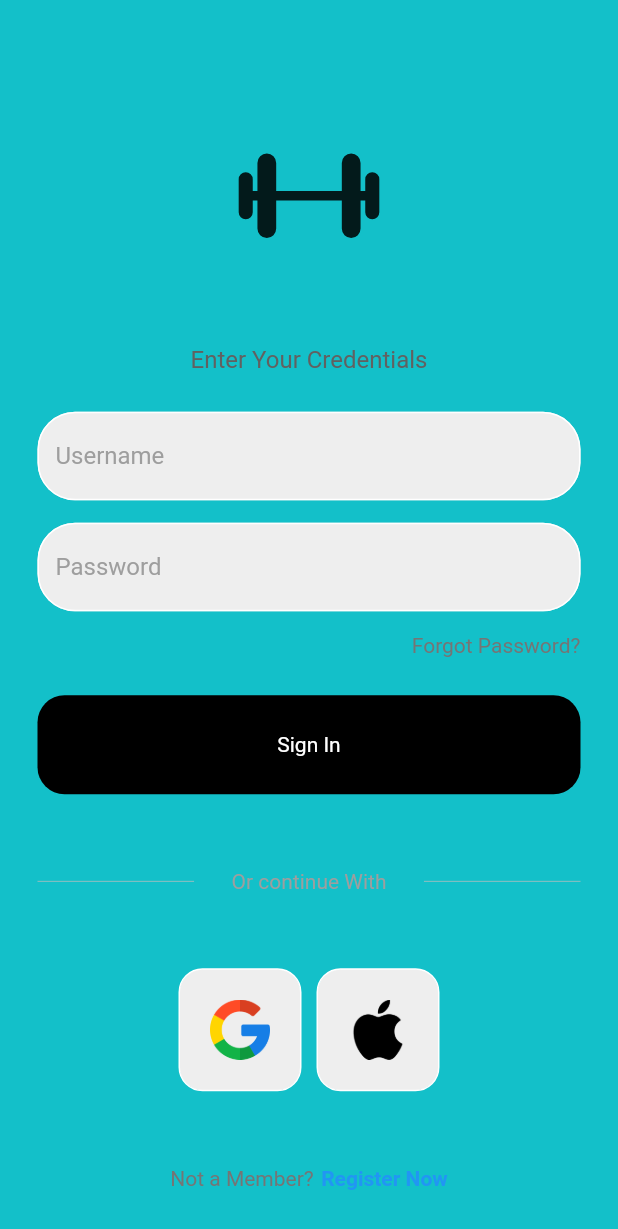
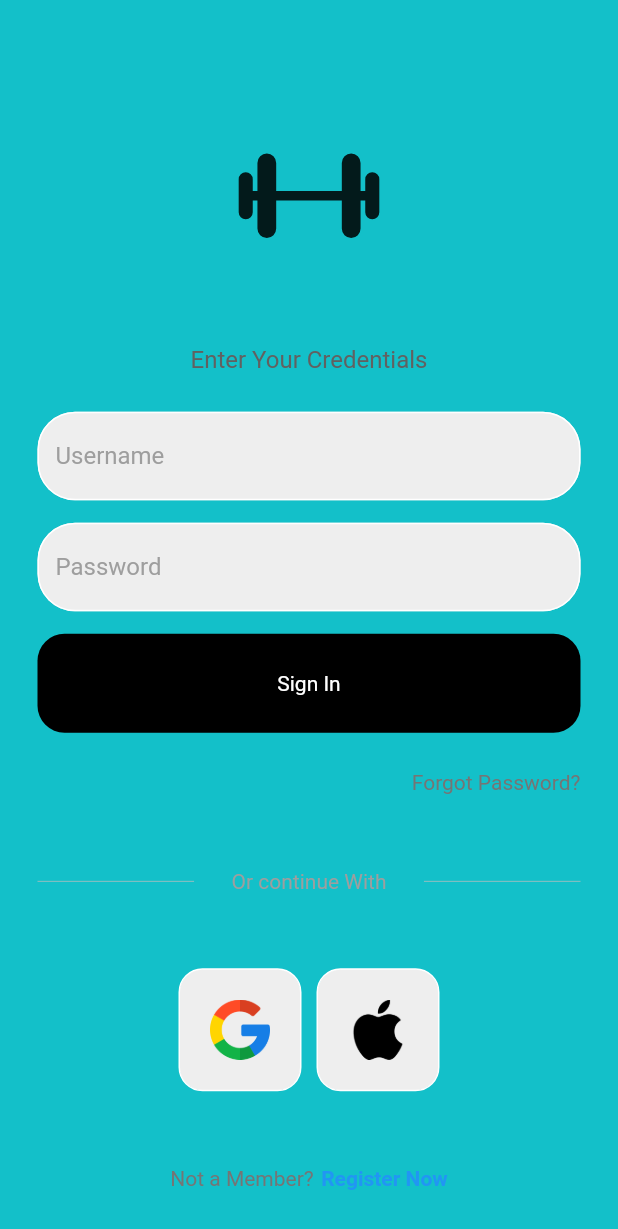
Before and after one commit to BhargavP983/gymbook, a Flutter app: the screen it shows after launch, on a phone screen of 412 x 824 dp. Shown: the top 1229 px of the screen. Run offline on Flutter 3.47's test engine with Material 2 defaults, Android fonts, the phone set to English and light mode, and no system bars; our stand-ins replace firebase_auth, firebase_core, ionicons; accounts and stored records are empty.

Commit message:
new file:   android/app/google-services.json 	new file:   ios/Runner/GoogleService-Info.plist 	new file:   ios/firebase_app_id_file.json 	new file:   lib/firebase_options.dart 	modified:   lib/main.dart 	new file:   lib/pages/auth_page.dart 	new file:   lib/pages/homepage.dart 	modified:   lib/pages/login_page.dart 	modified:   macos/Flutter/GeneratedPluginRegistrant.swift 	new file:   macos/Runner/GoogleService-Info.plist 	new file:   macos/firebase_app_id_file.json 	modified:   pubspec.lock 	modified:   pubspec.yaml

```diff
--- a/lib/main.dart
+++ b/lib/main.dart
@@ -1,7 +1,14 @@
 import 'package:flutter/material.dart';
+import 'package:gymbook/pages/auth_page.dart';
 import 'pages/login_page.dart';
+import 'package:firebase_core/firebase_core.dart';
+import 'firebase_options.dart';
 
-void main() {
+Future<void> main() async {
+  WidgetsFlutterBinding.ensureInitialized();
+  await Firebase.initializeApp(
+    options: DefaultFirebaseOptions.currentPlatform,
+  );
   runApp(const MyApp());
 }
 
@@ -11,9 +18,9 @@ class MyApp extends StatelessWidget {
   @override
   Widget build(BuildContext context) {
     // ignore: prefer_const_constructors
-    return MaterialApp(
+    return const MaterialApp(
       debugShowCheckedModeBanner: false,
-      home: LoginPage(),
+      home: AuthPage(),
     );
   }
 }
--- /dev/null
+++ b/lib/pages/auth_page.dart
@@ -0,0 +1,30 @@
+import 'package:firebase_auth/firebase_auth.dart';
+import 'package:flutter/src/widgets/container.dart';
+import 'package:flutter/src/widgets/framework.dart';
+
+import 'package:flutter/material.dart';
+import 'package:gymbook/pages/login_page.dart';
+import 'homepage.dart';
+
+class AuthPage extends StatelessWidget {
+  const AuthPage({super.key});
+
+  @override
+  Widget build(BuildContext context) {
+    return Scaffold(
+        body: StreamBuilder<User?>(
+      stream: FirebaseAuth.instance.authStateChanges(),
+      builder: (context, snapshot) {
+        //user is logged in
+        if (snapshot.hasData) {
+          return HomePage();
+        }
+
+        //user id NOT logged in
+        else {
+          return LoginPage();
+        }
+      },
+    ));
+  }
+}
--- a/lib/pages/login_page.dart
+++ b/lib/pages/login_page.dart
@@ -1,5 +1,6 @@
 // ignore_for_file: prefer_const_constructors, prefer_const_literals_to_create_immutables
 
+import 'package:firebase_auth/firebase_auth.dart';
 import 'package:flutter/src/widgets/container.dart';
 import 'package:flutter/src/widgets/framework.dart';
 
@@ -17,7 +18,11 @@ class LoginPage extends StatelessWidget {
   final passwordController = TextEditingController();
 
   //sign user in method
-  void signUserIn() {}
+  void signUserIn() async {
+    await FirebaseAuth.instance.signInWithEmailAndPassword(
+        email: usernameController.text, password: passwordController.text);
+  }
+
   @override
   Widget build(BuildContext context) {
     return Scaffold(
@@ -66,6 +71,14 @@ class LoginPage extends StatelessWidget {
                   obscureText: true),
 
               const SizedBox(height: 15),
+
+              //sign in button
+              MyButton(
+                onTap: signUserIn,
+              ),
+              const SizedBox(
+                height: 25,
+              ),
               // forgot password
               Padding(
                 padding: const EdgeInsets.symmetric(horizontal: 25.0),
@@ -79,11 +92,7 @@ class LoginPage extends StatelessWidget {
                   ],
                 ),
               ),
-              const SizedBox(
-                height: 25,
-              ),
-              //sign in button
-              MyButton(onTap: signUserIn),
+
               //continue with
               const SizedBox(
                 height: 50,
--- a/pubspec.yaml
+++ b/pubspec.yaml
@@ -37,6 +37,8 @@ dependencies:
   # Use with the CupertinoIcons class for iOS style icons.
   cupertino_icons: ^1.0.2
   ionicons: ^0.2.1
+  firebase_core: ^2.4.1
+  firebase_auth: ^4.2.5
 
 dev_dependencies:
   flutter_test:
```
Also changed, not shown: lib/pages/homepage.dart (added, +27 -0 lines), lib/firebase_options.dart (added), pubspec.lock, 6 other files.
